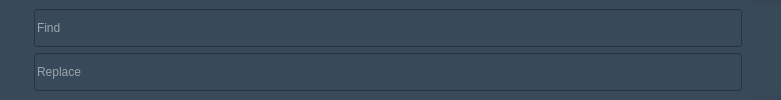
Before: the Qt Designer form app/src/Search.ui in i-minakov/utext, drawn with Qt 5.
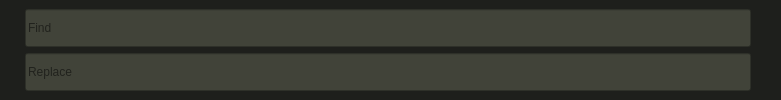
After: the same form once the commit is applied. Icons and pictures are not drawn.

Patch:
```diff
--- a/app/src/Search.ui
+++ b/app/src/Search.ui
@@ -26,7 +26,7 @@
    <string>Form</string>
   </property>
   <property name="styleSheet">
-   <string notr="true">background-color: #22272D;</string>
+   <string notr="true">background-color: #1e1f1c;</string>
   </property>
   <layout class="QHBoxLayout" name="horizontalLayout" stretch="0,1,0">
    <property name="spacing">
@@ -98,8 +98,7 @@
          </size>
         </property>
         <property name="styleSheet">
-         <string notr="true">border: none;
-background-color: #384959;</string>
+         <string notr="true">border: none;</string>
         </property>
         <property name="text">
          <string/>
@@ -116,9 +115,15 @@
    <item>
     <widget class="QWidget" name="FinRepWd" native="true">
      <property name="styleSheet">
-      <string notr="true">background-color: #384959;</string>
+      <string notr="true"/>
      </property>
      <layout class="QVBoxLayout" name="verticalLayout_2">
+      <property name="leftMargin">
+       <number>0</number>
+      </property>
+      <property name="rightMargin">
+       <number>0</number>
+      </property>
       <item>
        <widget class="QLineEdit" name="Fin">
         <property name="sizePolicy">
@@ -134,7 +139,7 @@
          </size>
         </property>
         <property name="styleSheet">
-         <string notr="true">color: #FFFFFF;</string>
+         <string notr="true">background-color: #414339;</string>
         </property>
         <property name="placeholderText">
          <string>Find</string>
@@ -156,7 +161,7 @@
          </size>
         </property>
         <property name="styleSheet">
-         <string notr="true">color: #FFFFFF;</string>
+         <string notr="true">background-color: #414339;</string>
         </property>
         <property name="placeholderText">
          <string>Replace</string>
@@ -181,7 +186,7 @@
       </size>
      </property>
      <property name="styleSheet">
-      <string notr="true">background-color: #364656;</string>
+      <string notr="true"/>
      </property>
      <layout class="QVBoxLayout" name="verticalLayout">
       <property name="spacing">
@@ -220,8 +225,7 @@
          </size>
         </property>
         <property name="styleSheet">
-         <string notr="true">border: none;
-background-color: #384959;</string>
+         <string notr="true">border: none;</string>
         </property>
         <property name="text">
          <string/>
@@ -253,8 +257,7 @@
          </size>
         </property>
         <property name="styleSheet">
-         <string notr="true">border: none;
-background-color: #384959;</string>
+         <string notr="true">border: none;</string>
         </property>
         <property name="text">
          <string/>
@@ -286,8 +289,7 @@
          </size>
         </property>
         <property name="styleSheet">
-         <string notr="true">border: none;
-background-color: #384959;</string>
+         <string notr="true">border: none;</string>
         </property>
         <property name="text">
          <string/>
```
Left out of the diff: 8 changed lines with no effect on the pictures.
